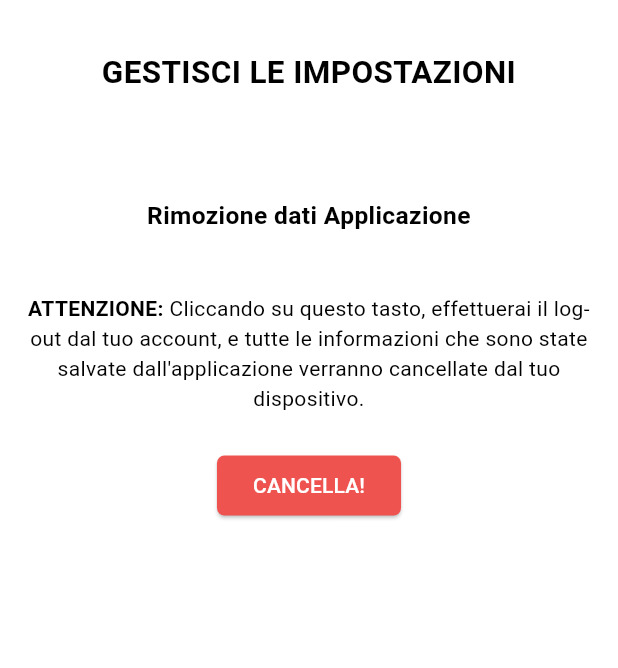
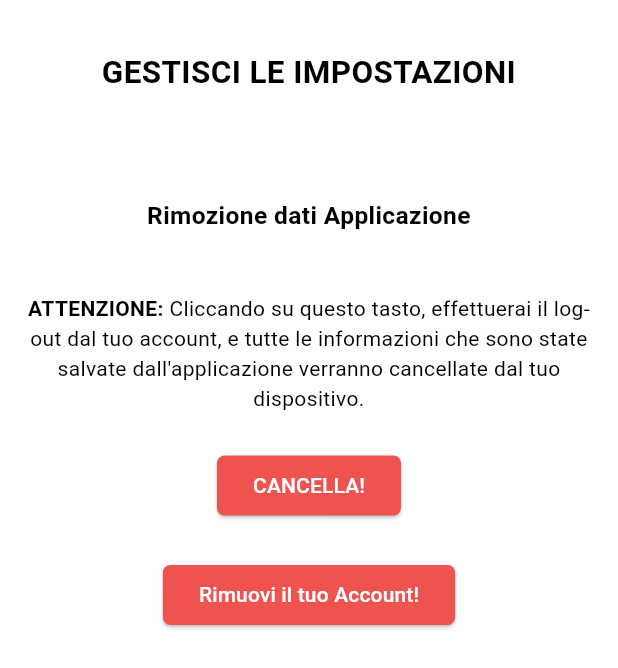
Before and after one commit to Frostmoore/redesigned-funicular, a Flutter app: the GestioneConsensi widget shown alone on an empty page, opened directly with empty values, on a phone screen of 412 x 824 dp. Shown: the top 668 px of the screen. Run offline on Flutter 3.47's test engine with Material 3 defaults, Android fonts, the light colour scheme and no system bars; our stand-ins replace accordion, file_picker, firebase_core, firebase_messaging, flutter_secure_storage, flutter_speed_dial and 9 more; missing offline and left inert: onesignal_flutter; accounts and stored records are empty; generated files the repository leaves out were written again; network calls fail.

Commit message:
Rimozione Account

```diff
--- a/lib/sections/account/gestione_consensi.dart
+++ b/lib/sections/account/gestione_consensi.dart
@@ -4,6 +4,7 @@ import 'package:http/http.dart' as http;
 import 'dart:convert';
 import 'dart:developer';
 import 'package:Assidim/assets/constants.dart' as constants;
+import 'package:url_launcher/url_launcher.dart';
 // import 'package:Assidim/sections/responses/nessun_risultato.dart';
 import 'package:Assidim/sections/account/lista_consensi.dart';
 import 'package:shared_preferences/shared_preferences.dart';
@@ -62,9 +63,12 @@ class _GestioneConsensiState extends State<GestioneConsensi> {
                       "<h2 style='text-align: center;'>GESTISCI LE IMPOSTAZIONI</h2>",
                     ),
                     constants.SPACER,
-                    snapshot.data['isLoggedIn'] == true ? ListaConsensi(data: widget.data) : Container(),
+                    snapshot.data['isLoggedIn'] == true
+                        ? ListaConsensi(data: widget.data)
+                        : Container(),
                     constants.SPACER_MEDIUM,
-                    HtmlWidget('<h3 style="text-align:center;">Rimozione dati Applicazione</h3>'),
+                    HtmlWidget(
+                        '<h3 style="text-align:center;">Rimozione dati Applicazione</h3>'),
                     constants.SPACER_MEDIUM,
                     HtmlWidget(
                         '<p style="text-align:center;"><strong>ATTENZIONE:</strong> Cliccando su questo tasto, effettuerai il log-out dal tuo account, e tutte le informazioni che sono state salvate dall\'applicazione verranno cancellate dal tuo dispositivo.</p>'),
@@ -77,6 +81,16 @@ class _GestioneConsensiState extends State<GestioneConsensi> {
                         refresh();
                       },
                       child: Text('CANCELLA!'),
+                    ),
+                    constants.SPACER,
+                    ElevatedButton(
+                      style: constants.STILE_BOTTONE_ROSSO,
+                      onPressed: () {
+                        Uri url = Uri.parse(
+                            'https://hybridandgogsv.it/delete_account.php');
+                        launchUrl(url);
+                      },
+                      child: Text('Rimuovi il tuo Account!'),
                     ),
                   ],
                 ),
@@ -93,9 +107,12 @@ class _GestioneConsensiState extends State<GestioneConsensi> {
                       "<h2 style='text-align: center;'>GESTISCI LE IMPOSTAZIONI</h2>",
                     ),
                     constants.SPACER,
-                    snapshot.data['isLoggedIn'] == true ? ListaConsensi(data: widget.data) : Container(),
+                    snapshot.data['isLoggedIn'] == true
+                        ? ListaConsensi(data: widget.data)
+                        : Container(),
                     constants.SPACER_MEDIUM,
-                    HtmlWidget('<h3 style="text-align:center;">Rimozione dati Applicazione</h3>'),
+                    HtmlWidget(
+                        '<h3 style="text-align:center;">Rimozione dati Applicazione</h3>'),
                     constants.SPACER_MEDIUM,
                     HtmlWidget(
                         '<p style="text-align:center;"><strong>ATTENZIONE:</strong> Cliccando su questo tasto, effettuerai il log-out dal tuo account, e tutte le informazioni che sono state salvate dall\'applicazione verranno cancellate dal tuo dispositivo.</p>'),
@@ -109,6 +126,16 @@ class _GestioneConsensiState extends State<GestioneConsensi> {
                         refresh();
                       },
                       child: Text('CANCELLA!'),
+                    ),
+                    constants.SPACER,
+                    ElevatedButton(
+                      style: constants.STILE_BOTTONE_ROSSO,
+                      onPressed: () {
+                        Uri url = Uri.parse(
+                            'https://hybridandgogsv.it/delete_account.php');
+                        launchUrl(url);
+                      },
+                      child: Text('Rimuovi il tuo Account!'),
                     ),
                   ],
                 ),
```
